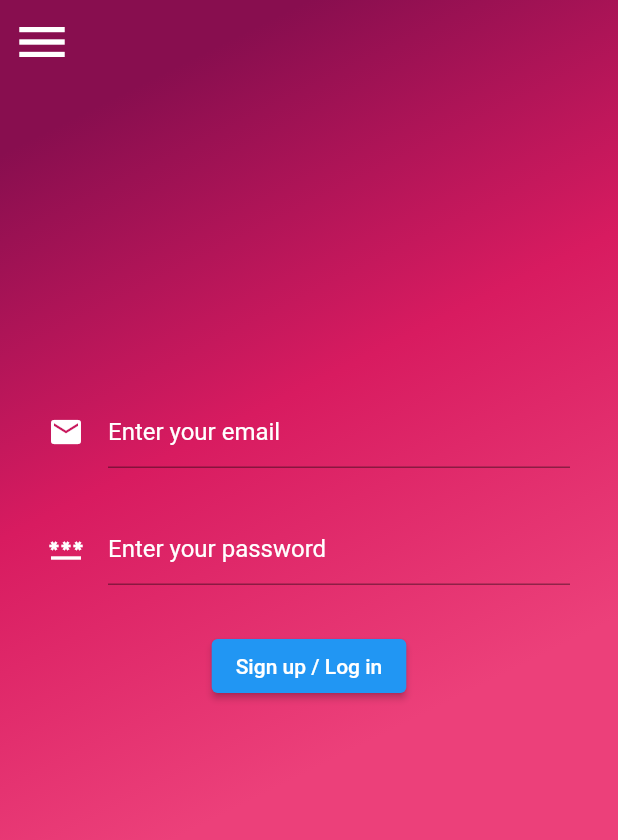
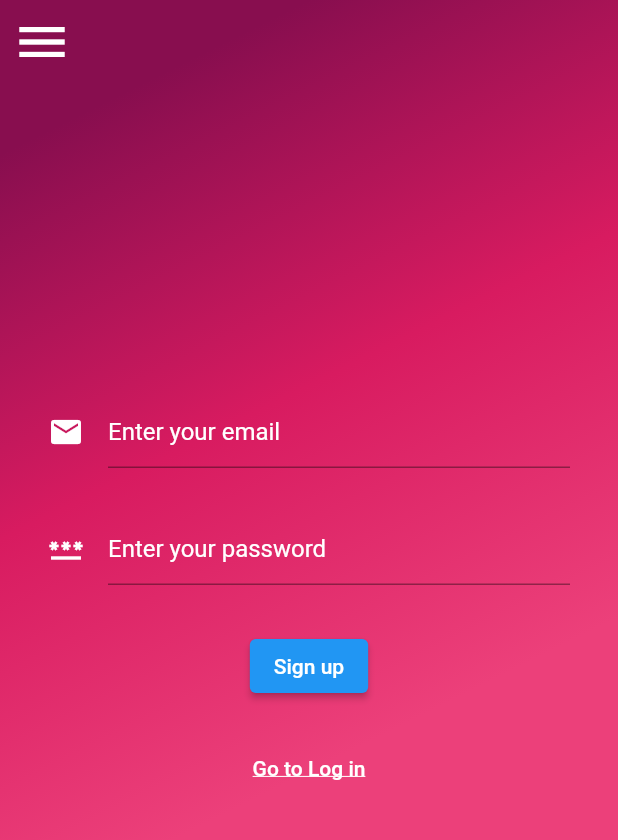
Before and after one commit to heyhey1028/flutter_river_flow, a Flutter app: the AuthScreen screen opened directly, on a phone screen of 412 x 824 dp. Shown: the top 840 px of the screen. Run offline on Flutter 3.47's test engine with Material 2 defaults, Android fonts, the phone set to English and light mode, and no system bars; our stand-ins replace firebase_core, flutter_riverpod, riverpod; accounts and stored records are empty; generated files the repository leaves out were written again.

Commit message:
add change page state

```diff
--- a/lib/screens/auth/auth_screen.dart
+++ b/lib/screens/auth/auth_screen.dart
@@ -10,6 +10,16 @@ class AuthScreen extends ConsumerWidget {
 
   @override
   Widget build(BuildContext context, WidgetRef ref) {
+    final pageState = ref.watch(pageStateProvider);
+
+    void changePageState(PageState state) {
+      if (state == PageState.signUp) {
+        ref.read(pageStateProvider.notifier).state = PageState.logIn;
+      } else {
+        ref.read(pageStateProvider.notifier).state = PageState.signUp;
+      }
+    }
+
     return AppScaffold(
       color: Colors.pink,
       body: Center(
@@ -41,7 +51,18 @@ class AuthScreen extends ConsumerWidget {
               const SizedBox(height: 30),
               ElevatedButton(
                 onPressed: () => null,
-                child: const Text('Sign up / Log in'),
+                child: Text(pageState.name),
+              ),
+              const SizedBox(height: 20),
+              TextButton(
+                onPressed: () => changePageState(pageState),
+                child: Text(
+                  getButtonText(pageState),
+                  style: const TextStyle(
+                    color: Colors.white,
+                    decoration: TextDecoration.underline,
+                  ),
+                ),
               ),
             ],
           ),
@@ -49,4 +70,13 @@ class AuthScreen extends ConsumerWidget {
       ),
     );
   }
+
+  String getButtonText(PageState state) {
+    switch (state) {
+      case PageState.logIn:
+        return 'Go to Sign up';
+      case PageState.signUp:
+        return 'Go to Log in';
+    }
+  }
 }
--- a/lib/screens/auth/auth_screen_state.dart
+++ b/lib/screens/auth/auth_screen_state.dart
@@ -6,3 +6,19 @@ final emailProvier =
 
 final passwordProvier =
     StateProvider.autoDispose((ref) => TextEditingController(text: ''));
+
+enum PageState {
+  signUp,
+  logIn;
+
+  String get name {
+    switch (this) {
+      case PageState.signUp:
+        return 'Sign up';
+      case PageState.logIn:
+        return 'Log in';
+    }
+  }
+}
+
+final pageStateProvider = StateProvider<PageState>(((ref) => PageState.signUp));
```
